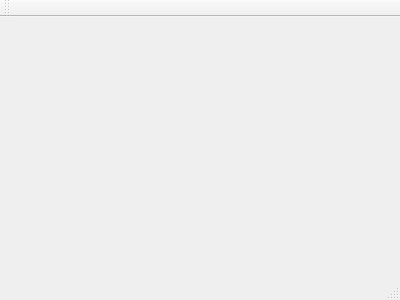
Above: Experiments/ControlFlow/MainWindow.ui from stdstring/OpticalMeasurements before the change. Below: the same form after it.
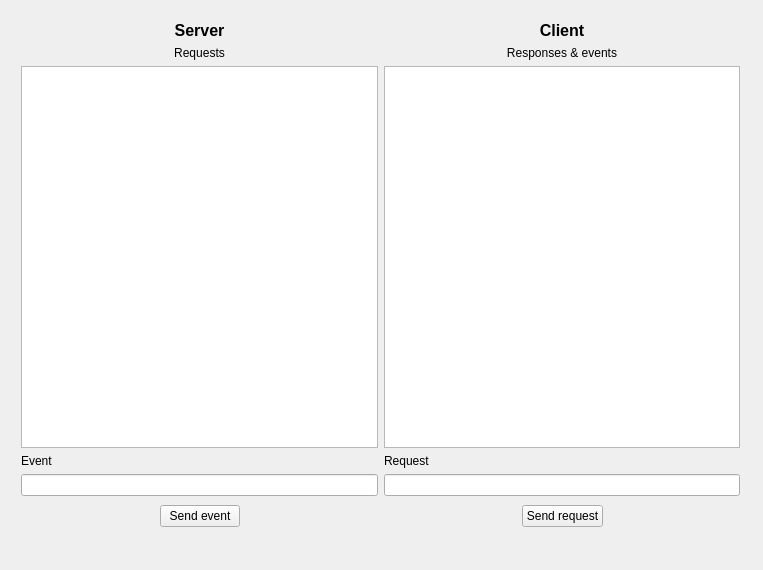
That is the form after the change.

Commit message: created gui for control flow client-server

Patch:
```diff
--- a/Experiments/ControlFlow/MainWindow.ui
+++ b/Experiments/ControlFlow/MainWindow.ui
@@ -1,24 +1,205 @@
 <ui version="4.0">
  <class>MainWindow</class>
- <widget class="QMainWindow" name="MainWindow" >
-  <property name="geometry" >
+ <widget class="QMainWindow" name="MainWindow">
+  <property name="geometry">
    <rect>
     <x>0</x>
     <y>0</y>
-    <width>400</width>
-    <height>300</height>
+    <width>763</width>
+    <height>570</height>
    </rect>
   </property>
   <property name="windowTitle" >
    <string>MainWindow</string>
   </property>
-  <widget class="QMenuBar" name="menuBar" />
-  <widget class="QToolBar" name="mainToolBar" />
-  <widget class="QWidget" name="centralWidget" />
-  <widget class="QStatusBar" name="statusBar" />
+  <widget class="QWidget" name="centralWidget">
+   <widget class="QWidget" name="">
+    <property name="geometry">
+     <rect>
+      <x>10</x>
+      <y>10</y>
+      <width>741</width>
+      <height>531</height>
+     </rect>
+    </property>
+    <layout class="QHBoxLayout" name="CommonlLayout">
+     <item>
+      <layout class="QVBoxLayout" name="ServerLayout">
+       <item>
+        <widget class="QLabel" name="ServerLabel">
+         <property name="font">
+          <font>
+           <pointsize>12</pointsize>
+           <weight>75</weight>
+           <bold>true</bold>
+          </font>
+         </property>
+         <property name="text">
+          <string>Server</string>
+         </property>
+         <property name="alignment">
+          <set>Qt::AlignCenter</set>
+         </property>
+        </widget>
+       </item>
+       <item>
+        <widget class="QLabel" name="RequestsLabel">
+         <property name="text">
+          <string>Requests</string>
+         </property>
+         <property name="alignment">
+          <set>Qt::AlignCenter</set>
+         </property>
+        </widget>
+       </item>
+       <item>
+        <widget class="QListWidget" name="RequestsList"/>
+       </item>
+       <item>
+        <widget class="QLabel" name="EventLabel">
+         <property name="text">
+          <string>Event</string>
+         </property>
+        </widget>
+       </item>
+       <item>
+        <widget class="QLineEdit" name="EventInput"/>
+       </item>
+       <item>
+        <layout class="QHBoxLayout" name="SendEventButtonlLayout">
+         <item>
+          <spacer name="SendEventButtonLeftSpacer">
+           <property name="orientation">
+            <enum>Qt::Horizontal</enum>
+           </property>
+           <property name="sizeHint" stdset="0">
+            <size>
+             <width>68</width>
+             <height>28</height>
+            </size>
+           </property>
+          </spacer>
+         </item>
+         <item>
+          <widget class="QPushButton" name="SendEventButton">
+           <property name="text">
+            <string>Send event</string>
+           </property>
+          </widget>
+         </item>
+         <item>
+          <spacer name="SendEventButtonRightSpacer">
+           <property name="orientation">
+            <enum>Qt::Horizontal</enum>
+           </property>
+           <property name="sizeHint" stdset="0">
+            <size>
+             <width>68</width>
+             <height>28</height>
+            </size>
+           </property>
+          </spacer>
+         </item>
+        </layout>
+       </item>
+      </layout>
+     </item>
+     <item>
+      <layout class="QVBoxLayout" name="ClientLayout">
+       <item>
+        <widget class="QLabel" name="ClientLabel">
+         <property name="font">
+          <font>
+           <pointsize>12</pointsize>
+           <weight>75</weight>
+           <bold>true</bold>
+          </font>
+         </property>
+         <property name="text">
+          <string>Client</string>
+         </property>
+         <property name="alignment">
+          <set>Qt::AlignCenter</set>
+         </property>
+        </widget>
+       </item>
+       <item>
+        <widget class="QLabel" name="ResponsesAndEventsLabel">
+         <property name="text">
+          <string>Responses &amp; events</string>
+         </property>
+         <property name="alignment">
+          <set>Qt::AlignCenter</set>
+         </property>
+        </widget>
+       </item>
+       <item>
+        <widget class="QListWidget" name="ResponsesAndEventsList"/>
+       </item>
+       <item>
+        <widget class="QLabel" name="RequestLabel">
+         <property name="text">
+          <string>Request</string>
+         </property>
+        </widget>
+       </item>
+       <item>
+        <widget class="QLineEdit" name="RequestInput"/>
+       </item>
+       <item>
+        <layout class="QHBoxLayout" name="SendRequestButtonLayout">
+         <item>
+          <spacer name="SendRequestButtonLeftSpacer">
+           <property name="orientation">
+            <enum>Qt::Horizontal</enum>
+           </property>
+           <property name="sizeHint" stdset="0">
+            <size>
+             <width>78</width>
+             <height>28</height>
+            </size>
+           </property>
+          </spacer>
+         </item>
+         <item>
+          <widget class="QPushButton" name="SendRequestButton">
+           <property name="text">
+            <string>Send request</string>
+           </property>
+          </widget>
+         </item>
+         <item>
+          <spacer name="SendRequestButtonRightSpacer">
+           <property name="orientation">
+            <enum>Qt::Horizontal</enum>
+           </property>
+           <property name="sizeHint" stdset="0">
+            <size>
+             <width>78</width>
+             <height>28</height>
+            </size>
+           </property>
+          </spacer>
+         </item>
+        </layout>
+       </item>
+      </layout>
+     </item>
+    </layout>
+   </widget>
+  </widget>
+  <widget class="QMenuBar" name="menuBar">
+   <property name="geometry">
+    <rect>
+     <x>0</x>
+     <y>0</y>
+     <width>763</width>
+     <height>18</height>
+    </rect>
+   </property>
+  </widget>
  </widget>
- <layoutDefault spacing="6" margin="11" />
- <pixmapfunction></pixmapfunction>
+ <layoutdefault spacing="6" margin="11"/>
  <resources/>
  <connections/>
 </ui>
```
Left out of the diff: 3 changed lines with no effect on the pictures.
